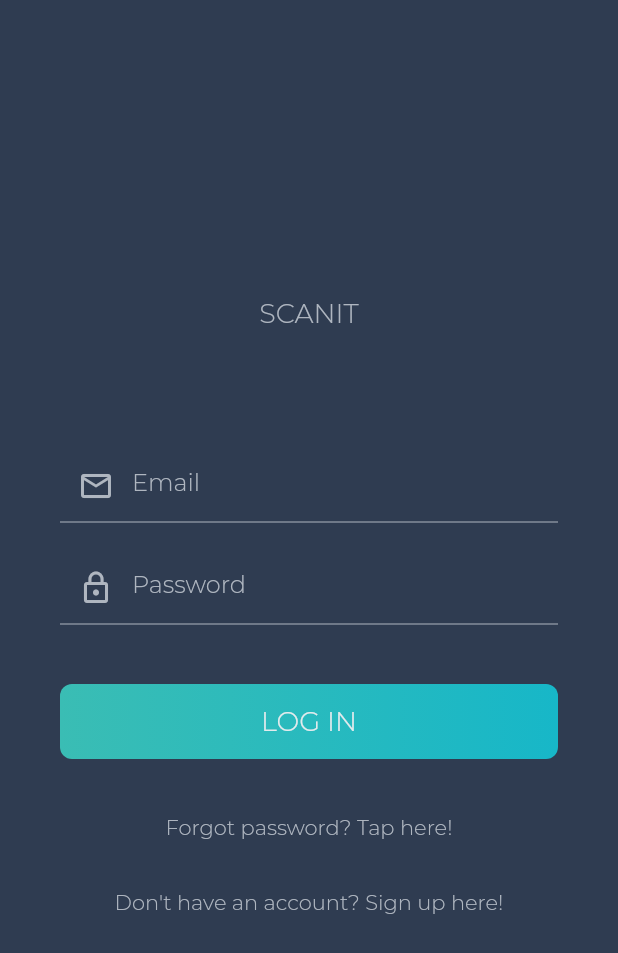
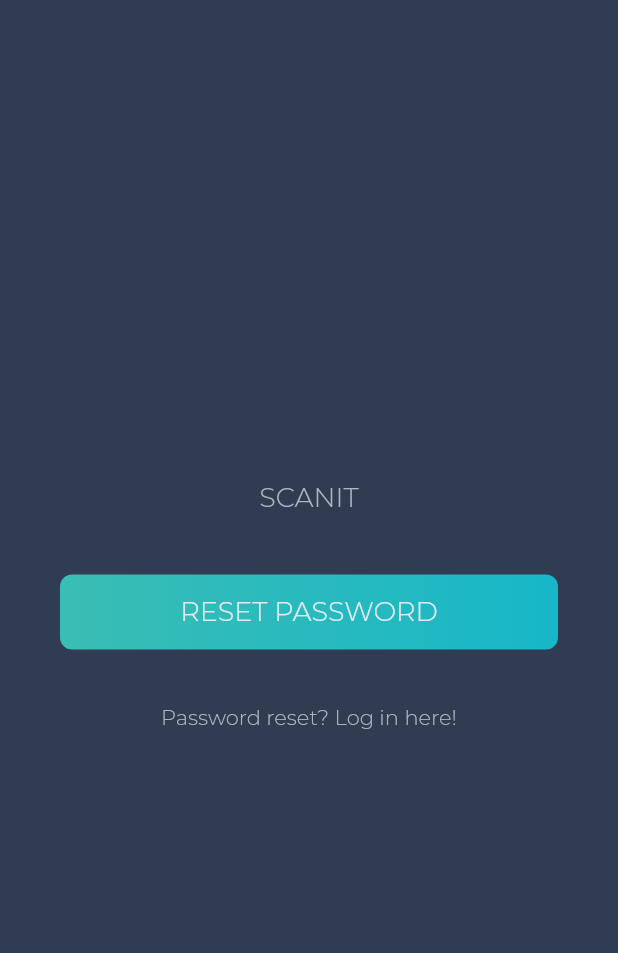
Before and after one commit to AndresGutierrez01/ScanIt, a Flutter app: the screen it shows after launch, after a tap on "Forgot password? Tap here!", on a phone screen of 412 x 824 dp. Shown: the top 953 px of the screen. Run offline on Flutter 3.47's test engine with Material 2 defaults, Android fonts, the phone set to English and light mode, and no system bars.

Commit message:
Created ForgotPassword page

```diff
--- /dev/null
+++ b/MobileApp/scanit/lib/pages/ForgotPassword.dart
@@ -0,0 +1,56 @@
+import 'package:flutter/material.dart';
+import 'package:scanit/utilites/AppColors.dart';
+import 'package:scanit/widgets/FormButton.dart';
+import 'package:scanit/widgets/MainBanner.dart';
+import 'package:scanit/widgets/SlideLeftRoute.dart';
+import 'package:scanit/widgets/TextButton.dart';
+
+import 'Login.dart';
+
+class ForgotPassword extends StatefulWidget {
+  @override
+  _ForgotPasswordState createState() => _ForgotPasswordState();
+}
+
+class _ForgotPasswordState extends State<ForgotPassword> {
+  TextEditingController email = TextEditingController();
+
+
+  resetPassword(){
+
+  }
+  login() {
+    Navigator.of(context).pushReplacement(
+      SlideLeftRoute(widget: Login()),
+    );
+  }
+
+  @override
+  Widget build(BuildContext context) {
+    return Scaffold(
+      body: Container(
+        color: AppColors.background,
+        child: Center(
+          child: SingleChildScrollView(
+            child: Column(
+              mainAxisAlignment: MainAxisAlignment.spaceEvenly,
+              crossAxisAlignment: CrossAxisAlignment.center,
+              children: <Widget>[
+                MainBanner(),
+                Padding(
+                  padding: EdgeInsets.all(20),
+                ),
+                FormButton(text: "RESET PASSWORD", onTap: resetPassword),
+                Padding(padding: EdgeInsets.all(10),),
+                TextButton(
+                  text: "Password reset? Log in here!",
+                  onTap: login,
+                )
+              ],
+            ),
+          ),
+        ),
+      ),
+    );
+  }
+}
--- a/MobileApp/scanit/lib/pages/Login.dart
+++ b/MobileApp/scanit/lib/pages/Login.dart
@@ -1,4 +1,5 @@
 import 'package:flutter/material.dart';
+import 'package:scanit/pages/ForgotPassword.dart';
 import 'package:scanit/utilites/AppColors.dart';
 import 'package:scanit/widgets/LoginForm.dart';
 import 'package:scanit/widgets/FormButton.dart';
@@ -22,7 +23,9 @@ class _LoginState extends State<Login> {
   }
 
   forgotPassword(){
-
+    Navigator.of(context).pushReplacement(
+      SlideRightRoute(widget: ForgotPassword()),
+    );
   }
 
   signUp() {
```
